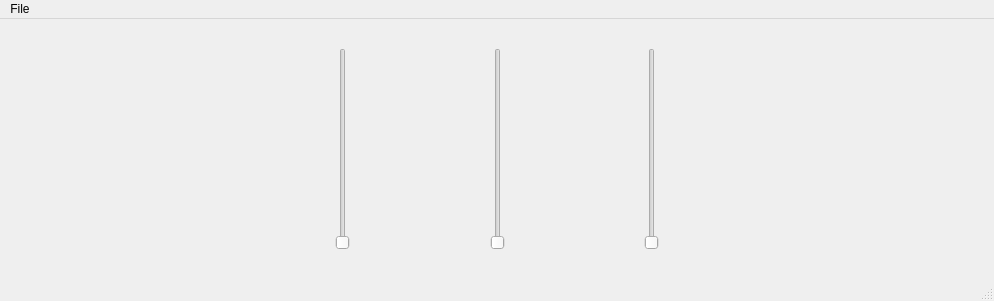
Above: ui_files/main-window.ui from abeshahsan/Tune-it before the change. Below: the same form after it.
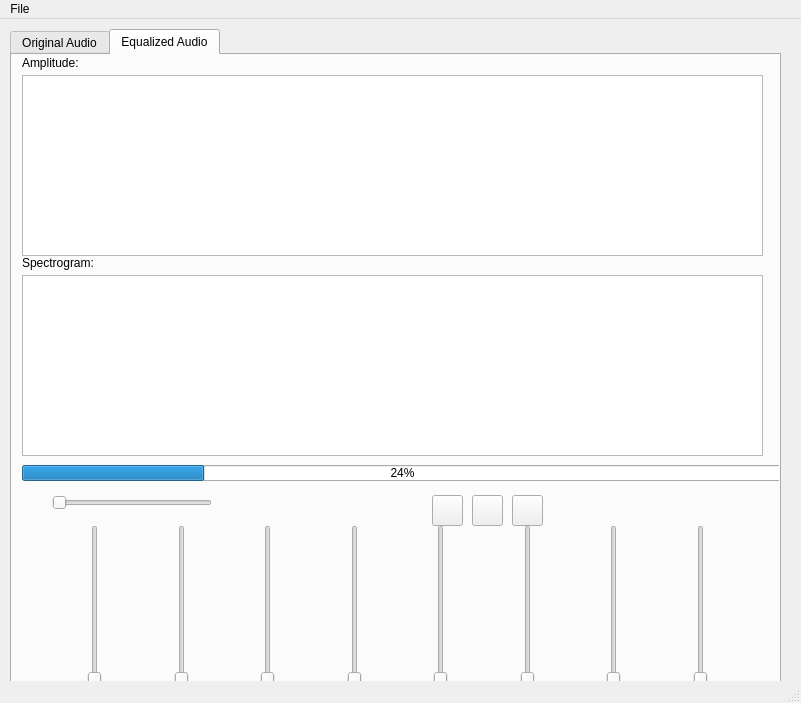
That is the form after the change. The open tabs and pages were chosen to show the change. Icons and pictures are not drawn. Custom widgets are drawn as their Qt base class.

What changed in the file:
```diff
--- a/ui_files/main-window.ui
+++ b/ui_files/main-window.ui
@@ -6,162 +6,691 @@
    <rect>
     <x>0</x>
     <y>0</y>
-    <width>994</width>
-    <height>301</height>
+    <width>801</width>
+    <height>703</height>
    </rect>
   </property>
-  <property name="sizePolicy">
-   <sizepolicy hsizetype="Expanding" vsizetype="Expanding">
-    <horstretch>0</horstretch>
-    <verstretch>0</verstretch>
-   </sizepolicy>
-  </property>
   <property name="windowTitle">
    <string>MainWindow</string>
   </property>
-  <widget class="QWidget" name="central_widget">
-   <property name="sizePolicy">
-    <sizepolicy hsizetype="Expanding" vsizetype="Expanding">
-     <horstretch>1</horstretch>
-     <verstretch>1</verstretch>
-    </sizepolicy>
-   </property>
-   <property name="minimumSize">
-    <size>
-     <width>300</width>
-     <height>250</height>
-    </size>
-   </property>
-   <layout class="QGridLayout" name="gridLayout">
-    <item row="0" column="1">
-     <layout class="QVBoxLayout" name="main_container" stretch="1">
-      <property name="spacing">
-       <number>0</number>
+  <widget class="QWidget" name="centralwidget">
+   <widget class="QTabWidget" name="TabWidget">
+    <property name="geometry">
+     <rect>
+      <x>10</x>
+      <y>10</y>
+      <width>771</width>
+      <height>671</height>
+     </rect>
+    </property>
+    <property name="currentIndex">
+     <number>0</number>
+    </property>
+    <widget class="QWidget" name="InputAudio">
+     <attribute name="title">
+      <string>Original Audio</string>
+     </attribute>
+     <widget class="QFrame" name="InputAudioFrame">
+      <property name="geometry">
+       <rect>
+        <x>10</x>
+        <y>460</y>
+        <width>733</width>
+        <height>161</height>
+       </rect>
       </property>
-      <property name="sizeConstraint">
-       <enum>QLayout::SetNoConstraint</enum>
+      <property name="frameShape">
+       <enum>QFrame::StyledPanel</enum>
       </property>
-      <property name="leftMargin">
-       <number>1</number>
+      <property name="frameShadow">
+       <enum>QFrame::Raised</enum>
       </property>
-      <property name="topMargin">
-       <number>20</number>
+      <widget class="QLabel" name="InputAudioTitleLabel">
+       <property name="geometry">
+        <rect>
+         <x>190</x>
+         <y>30</y>
+         <width>49</width>
+         <height>16</height>
+        </rect>
+       </property>
+       <property name="text">
+        <string>Title:</string>
+       </property>
+      </widget>
+      <widget class="QLabel" name="InputAudioFileName">
+       <property name="geometry">
+        <rect>
+         <x>270</x>
+         <y>30</y>
+         <width>441</width>
+         <height>16</height>
+        </rect>
+       </property>
+       <property name="text">
+        <string>AudioFile.mp3</string>
+       </property>
+      </widget>
+      <widget class="QLabel" name="InputAudioFilePathLabel">
+       <property name="geometry">
+        <rect>
+         <x>190</x>
+         <y>50</y>
+         <width>49</width>
+         <height>16</height>
+        </rect>
+       </property>
+       <property name="text">
+        <string>Location:</string>
+       </property>
+      </widget>
+      <widget class="QLabel" name="InputAudioFilePath">
+       <property name="geometry">
+        <rect>
+         <x>270</x>
+         <y>50</y>
+         <width>441</width>
+         <height>16</height>
+        </rect>
+       </property>
+       <property name="text">
+        <string>File/path//tomusic//audiofile</string>
+       </property>
+      </widget>
+      <widget class="QLabel" name="InputAudioDuration">
+       <property name="geometry">
+        <rect>
+         <x>270</x>
+         <y>70</y>
+         <width>441</width>
+         <height>16</height>
+        </rect>
+       </property>
+       <property name="text">
+        <string>! min 33 seconds</string>
+       </property>
+      </widget>
+      <widget class="QLabel" name="InputAudioDurationLabel">
+       <property name="geometry">
+        <rect>
+         <x>190</x>
+         <y>70</y>
+         <width>49</width>
+         <height>16</height>
+        </rect>
+       </property>
+       <property name="text">
+        <string>Duration</string>
+       </property>
+      </widget>
+      <widget class="QGraphicsView" name="InputAudioBg">
+       <property name="geometry">
+        <rect>
+         <x>10</x>
+         <y>20</y>
+         <width>151</width>
+         <height>131</height>
+        </rect>
+       </property>
+      </widget>
+     </widget>
+     <widget class="QPushButton" name="InputAudioStop">
+      <property name="geometry">
+       <rect>
+        <x>540</x>
+        <y>440</y>
+        <width>31</width>
+        <height>31</height>
+       </rect>
       </property>
-      <property name="rightMargin">
-       <number>1</number>
+      <property name="text">
+       <string/>
       </property>
-      <property name="bottomMargin">
-       <number>20</number>
+      <property name="icon">
+       <iconset>
+        <normaloff>assets/audio-stop.svg</normaloff>assets/audio-stop.svg</iconset>
       </property>
-      <item>
-       <layout class="QHBoxLayout" name="equalizer_container" stretch="0,0,0,0,0">
-        <property name="sizeConstraint">
-         <enum>QLayout::SetDefaultConstraint</enum>
-        </property>
-        <item>
-         <widget class="QSlider" name="verticalSlider_3">
-          <property name="sizePolicy">
-           <sizepolicy hsizetype="Fixed" vsizetype="Preferred">
-            <horstretch>0</horstretch>
-            <verstretch>0</verstretch>
-           </sizepolicy>
-          </property>
-          <property name="orientation">
-           <enum>Qt::Vertical</enum>
-          </property>
-         </widget>
-        </item>
-        <item>
-         <spacer name="horizontalSpacer_3">
-          <property name="orientation">
-           <enum>Qt::Horizontal</enum>
-          </property>
-          <property name="sizeHint" stdset="0">
-           <size>
-            <width>40</width>
-            <height>20</height>
-           </size>
-          </property>
-         </spacer>
-        </item>
-        <item>
-         <widget class="QSlider" name="verticalSlider_2">
-          <property name="sizePolicy">
-           <sizepolicy hsizetype="Fixed" vsizetype="Preferred">
-            <horstretch>0</horstretch>
-            <verstretch>0</verstretch>
-           </sizepolicy>
-          </property>
-          <property name="orientation">
-           <enum>Qt::Vertical</enum>
-          </property>
-         </widget>
-        </item>
-        <item>
-         <spacer name="horizontalSpacer_4">
-          <property name="orientation">
-           <enum>Qt::Horizontal</enum>
-          </property>
-          <property name="sizeHint" stdset="0">
-           <size>
-            <width>40</width>
-            <height>20</height>
-           </size>
-          </property>
-         </spacer>
-        </item>
-        <item>
-         <widget class="QSlider" name="verticalSlider">
-          <property name="sizePolicy">
-           <sizepolicy hsizetype="Fixed" vsizetype="Preferred">
-            <horstretch>0</horstretch>
-            <verstretch>0</verstretch>
-           </sizepolicy>
-          </property>
-          <property name="orientation">
-           <enum>Qt::Vertical</enum>
-          </property>
-         </widget>
-        </item>
-       </layout>
-      </item>
-     </layout>
-    </item>
-    <item row="0" column="2">
-     <spacer name="horizontalSpacer_2">
+      <property name="iconSize">
+       <size>
+        <width>25</width>
+        <height>25</height>
+       </size>
+      </property>
+     </widget>
+     <widget class="CustomWidget" name="InputAudioAmplitude">
+      <property name="geometry">
+       <rect>
+        <x>10</x>
+        <y>20</y>
+        <width>741</width>
+        <height>181</height>
+       </rect>
+      </property>
+     </widget>
+     <widget class="QLabel" name="InputAudioMin">
+      <property name="geometry">
+       <rect>
+        <x>20</x>
+        <y>440</y>
+        <width>21</width>
+        <height>31</height>
+       </rect>
+      </property>
+      <property name="text">
+       <string/>
+      </property>
+      <property name="pixmap">
+       <pixmap>assets/noun-mute.svg</pixmap>
+      </property>
+      <property name="scaledContents">
+       <bool>true</bool>
+      </property>
+     </widget>
+     <widget class="QSlider" name="InputAudioVolumeSlider">
+      <property name="geometry">
+       <rect>
+        <x>40</x>
+        <y>440</y>
+        <width>160</width>
+        <height>16</height>
+       </rect>
+      </property>
       <property name="orientation">
        <enum>Qt::Horizontal</enum>
       </property>
-      <property name="sizeHint" stdset="0">
+     </widget>
+     <widget class="QLabel" name="InputAudioAmplitudeLabel">
+      <property name="geometry">
+       <rect>
+        <x>10</x>
+        <y>0</y>
+        <width>71</width>
+        <height>16</height>
+       </rect>
+      </property>
+      <property name="text">
+       <string>Amplitude:</string>
+      </property>
+     </widget>
+     <widget class="QPushButton" name="InputAudioPlay">
+      <property name="geometry">
+       <rect>
+        <x>460</x>
+        <y>440</y>
+        <width>31</width>
+        <height>31</height>
+       </rect>
+      </property>
+      <property name="text">
+       <string/>
+      </property>
+      <property name="icon">
+       <iconset>
+        <normaloff>assets/audio play.svg</normaloff>assets/audio play.svg</iconset>
+      </property>
+      <property name="iconSize">
        <size>
-        <width>40</width>
-        <height>20</height>
+        <width>25</width>
+        <height>25</height>
        </size>
       </property>
-     </spacer>
-    </item>
-    <item row="0" column="0">
-     <spacer name="horizontalSpacer">
+     </widget>
+     <widget class="QPushButton" name="InputAudioPause">
+      <property name="geometry">
+       <rect>
+        <x>500</x>
+        <y>440</y>
+        <width>31</width>
+        <height>31</height>
+       </rect>
+      </property>
+      <property name="text">
+       <string/>
+      </property>
+      <property name="icon">
+       <iconset>
+        <normaloff>assets/audio pause.svg</normaloff>assets/audio pause.svg</iconset>
+      </property>
+      <property name="iconSize">
+       <size>
+        <width>25</width>
+        <height>25</height>
+       </size>
+      </property>
+     </widget>
+     <widget class="QProgressBar" name="InputAudioProgress">
+      <property name="geometry">
+       <rect>
+        <x>10</x>
+        <y>410</y>
+        <width>761</width>
+        <height>16</height>
+       </rect>
+      </property>
+      <property name="value">
+       <number>24</number>
+      </property>
+     </widget>
+     <widget class="QGraphicsView" name="InputAudioSpectrogram">
+      <property name="geometry">
+       <rect>
+        <x>10</x>
+        <y>220</y>
+        <width>741</width>
+        <height>181</height>
+       </rect>
+      </property>
+     </widget>
+     <widget class="QLabel" name="InputAudioSpectrogramLabel">
+      <property name="geometry">
+       <rect>
+        <x>10</x>
+        <y>200</y>
+        <width>71</width>
+        <height>16</height>
+       </rect>
+      </property>
+      <property name="text">
+       <string>Spectrogram:</string>
+      </property>
+     </widget>
+     <widget class="QLabel" name="InputAudioMax">
+      <property name="geometry">
+       <rect>
+        <x>210</x>
+        <y>440</y>
+        <width>21</width>
+        <height>31</height>
+       </rect>
+      </property>
+      <property name="text">
+       <string/>
+      </property>
+      <property name="pixmap">
+       <pixmap>assets/audio-max.svg</pixmap>
+      </property>
+      <property name="scaledContents">
+       <bool>true</bool>
+      </property>
+     </widget>
+    </widget>
+    <widget class="QWidget" name="OutputAudio">
+     <attribute name="title">
+      <string>Equalized Audio</string>
+     </attribute>
+     <widget class="QPushButton" name="OutputAudioPlay">
+      <property name="geometry">
+       <rect>
+        <x>420</x>
+        <y>440</y>
+        <width>31</width>
+        <height>31</height>
+       </rect>
+      </property>
+      <property name="text">
+       <string/>
+      </property>
+      <property name="icon">
+       <iconset>
+        <normaloff>assets/audio play.svg</normaloff>assets/audio play.svg</iconset>
+      </property>
+      <property name="iconSize">
+       <size>
+        <width>25</width>
+        <height>25</height>
+       </size>
+      </property>
+     </widget>
+     <widget class="QGraphicsView" name="OutputAudioSpectrogram">
+      <property name="geometry">
+       <rect>
+        <x>10</x>
+        <y>220</y>
+        <width>741</width>
+        <height>181</height>
+       </rect>
+      </property>
+     </widget>
+     <widget class="QLabel" name="OutputAudioMin">
+      <property name="geometry">
+       <rect>
+        <x>20</x>
+        <y>440</y>
+        <width>21</width>
+        <height>31</height>
+       </rect>
+      </property>
+      <property name="text">
+       <string/>
+      </property>
+      <property name="pixmap">
+       <pixmap>assets/noun-mute.svg</pixmap>
+      </property>
+      <property name="scaledContents">
+       <bool>true</bool>
+      </property>
+     </widget>
+     <widget class="QWidget" name="OutputAudioSliderWidget" native="true">
+      <property name="geometry">
+       <rect>
+        <x>10</x>
+        <y>470</y>
+        <width>751</width>
+        <height>161</height>
+       </rect>
+      </property>
+      <layout class="QHBoxLayout" name="horizontalLayout_3">
+       <item>
+        <spacer name="horizontalSpacer1">
+         <property name="orientation">
+          <enum>Qt::Horizontal</enum>
+         </property>
+         <property name="sizeHint" stdset="0">
+          <size>
+           <width>40</width>
+           <height>20</height>
+          </size>
+         </property>
+        </spacer>
+       </item>
+       <item>
+        <widget class="QSlider" name="OuputAudioFilterSlider1">
+         <property name="orientation">
+          <enum>Qt::Vertical</enum>
+         </property>
+        </widget>
+       </item>
+       <item>
+        <spacer name="horizontalSpacer2">
+         <property name="orientation">
+          <enum>Qt::Horizontal</enum>
+         </property>
+         <property name="sizeHint" stdset="0">
+          <size>
+           <width>40</width>
+           <height>20</height>
+          </size>
+         </property>
+        </spacer>
+       </item>
+       <item>
+        <widget class="QSlider" name="OuputAudioFilterSlider2">
+         <property name="orientation">
+          <enum>Qt::Vertical</enum>
+         </property>
+        </widget>
+       </item>
+       <item>
+        <spacer name="horizontalSpacer3">
+         <property name="orientation">
+          <enum>Qt::Horizontal</enum>
+         </property>
+         <property name="sizeHint" stdset="0">
+          <size>
+           <width>40</width>
+           <height>20</height>
+          </size>
+         </property>
+        </spacer>
+       </item>
+       <item>
+        <widget class="QSlider" name="OuputAudioFilterSlider3">
+         <property name="orientation">
+          <enum>Qt::Vertical</enum>
+         </property>
+        </widget>
+       </item>
+       <item>
+        <spacer name="horizontalSpacer4">
+         <property name="orientation">
+          <enum>Qt::Horizontal</enum>
+         </property>
+         <property name="sizeHint" stdset="0">
+          <size>
+           <width>40</width>
+           <height>20</height>
+          </size>
+         </property>
+        </spacer>
+       </item>
+       <item>
+        <widget class="QSlider" name="OuputAudioFilterSlider4">
+         <property name="orientation">
+          <enum>Qt::Vertical</enum>
+         </property>
+        </widget>
+       </item>
+       <item>
+        <spacer name="horizontalSpacer5">
+         <property name="orientation">
+          <enum>Qt::Horizontal</enum>
+         </property>
+         <property name="sizeHint" stdset="0">
+          <size>
+           <width>40</width>
+           <height>20</height>
+          </size>
+         </property>
+        </spacer>
+       </item>
+       <item>
+        <widget class="QSlider" name="OuputAudioFilterSlider5">
+         <property name="orientation">
+          <enum>Qt::Vertical</enum>
+         </property>
+        </widget>
+       </item>
+       <item>
+        <spacer name="horizontalSpacer6">
+         <property name="orientation">
+          <enum>Qt::Horizontal</enum>
+         </property>
+         <property name="sizeHint" stdset="0">
+          <size>
+           <width>40</width>
+           <height>20</height>
+          </size>
+         </property>
+        </spacer>
+       </item>
+       <item>
+        <widget class="QSlider" name="OuputAudioFilterSlider6">
+         <property name="orientation">
+          <enum>Qt::Vertical</enum>
+         </property>
+        </widget>
+       </item>
+       <item>
+        <spacer name="horizontalSpacer7">
+         <property name="orientation">
+          <enum>Qt::Horizontal</enum>
+         </property>
+         <property name="sizeHint" stdset="0">
+          <size>
+           <width>40</width>
+           <height>20</height>
+          </size>
+         </property>
+        </spacer>
+       </item>
+       <item>
+        <widget class="QSlider" name="OuputAudioFilterSlider7">
+         <property name="orientation">
+          <enum>Qt::Vertical</enum>
+         </property>
+        </widget>
+       </item>
+       <item>
+        <spacer name="horizontalSpacer8">
+         <property name="orientation">
+          <enum>Qt::Horizontal</enum>
+         </property>
+         <property name="sizeHint" stdset="0">
+          <size>
+           <width>40</width>
+           <height>20</height>
+          </size>
+         </property>
+        </spacer>
+       </item>
+       <item>
+        <widget class="QSlider" name="OuputAudioFilterSlider8">
+         <property name="orientation">
+          <enum>Qt::Vertical</enum>
+         </property>
+        </widget>
+       </item>
+       <item>
+        <spacer name="horizontalSpacer9">
+         <property name="orientation">
+          <enum>Qt::Horizontal</enum>
+         </property>
+         <property name="sizeHint" stdset="0">
+          <size>
+           <width>40</width>
+           <height>20</height>
+          </size>
+         </property>
+        </spacer>
+       </item>
+      </layout>
+     </widget>
+     <widget class="QLabel" name="OutputAudioMax">
+      <property name="geometry">
+       <rect>
+        <x>210</x>
+        <y>440</y>
+        <width>21</width>
+        <height>31</height>
+       </rect>
+      </property>
+      <property name="text">
+       <string/>
+      </property>
+      <property name="pixmap">
+       <pixmap>assets/audio-max.svg</pixmap>
+      </property>
+      <property name="scaledContents">
+       <bool>true</bool>
+      </property>
+     </widget>
+     <widget class="QSlider" name="OutputAudioVolumeSlider">
+      <property name="geometry">
+       <rect>
+        <x>40</x>
+        <y>440</y>
+        <width>160</width>
+        <height>16</height>
+       </rect>
+      </property>
       <property name="orientation">
        <enum>Qt::Horizontal</enum>
       </property>
-      <property name="sizeHint" stdset="0">
+     </widget>
+     <widget class="QLabel" name="OutputAudioSpectrogramLabel">
+      <property name="geometry">
+       <rect>
+        <x>10</x>
+        <y>200</y>
+        <width>71</width>
+        <height>16</height>
+       </rect>
+      </property>
+      <property name="text">
+       <string>Spectrogram:</string>
+      </property>
+     </widget>
+     <widget class="QProgressBar" name="OutputAudioProgress">
+      <property name="geometry">
+       <rect>
+        <x>10</x>
+        <y>410</y>
+        <width>761</width>
+        <height>16</height>
+       </rect>
+      </property>
+      <property name="value">
+       <number>24</number>
+      </property>
+     </widget>
+     <widget class="QPushButton" name="OutputAudioStop">
+      <property name="geometry">
+       <rect>
+        <x>500</x>
+        <y>440</y>
+        <width>31</width>
+        <height>31</height>
+       </rect>
+      </property>
+      <property name="text">
+       <string/>
+      </property>
+      <property name="icon">
+       <iconset>
+        <normaloff>assets/audio-stop.svg</normaloff>assets/audio-stop.svg</iconset>
+      </property>
+      <property name="iconSize">
        <size>
         <width>25</width>
-        <height>20</height>
+        <height>25</height>
        </size>
       </property>
-     </spacer>
-    </item>
-   
-   </layout>
+     </widget>
+     <widget class="QPushButton" name="OutputAudioPause">
+      <property name="geometry">
+       <rect>
+        <x>460</x>
+        <y>440</y>
+        <width>31</width>
+        <height>31</height>
+       </rect>
+      </property>
+      <property name="text">
+       <string/>
+      </property>
+      <property name="icon">
+       <iconset>
+        <normaloff>assets/audio pause.svg</normaloff>assets/audio pause.svg</iconset>
+      </property>
+      <property name="iconSize">
+       <size>
+        <width>25</width>
+        <height>25</height>
+       </size>
+      </property>
+     </widget>
+     <widget class="QGraphicsView" name="OutputAmplitude">
+      <property name="geometry">
+       <rect>
+        <x>10</x>
+        <y>20</y>
+        <width>741</width>
+        <height>181</height>
+       </rect>
+      </property>
+     </widget>
+     <widget class="QLabel" name="OutputAudioAmplitude">
+      <property name="geometry">
+       <rect>
+        <x>10</x>
+        <y>0</y>
+        <width>71</width>
+        <height>16</height>
+       </rect>
+      </property>
+      <property name="text">
+       <string>Amplitude:</string>
+      </property>
+     </widget>
+    </widget>
+   </widget>
   </widget>
   <widget class="QMenuBar" name="menu_bar">
    <property name="geometry">
     <rect>
      <x>0</x>
      <y>0</y>
-     <width>994</width>
+     <width>801</width>
      <height>26</height>
     </rect>
    </property>
@@ -210,6 +739,13 @@
    </property>
   </action>
  </widget>
+ <customwidgets>
+  <customwidget>
+   <class>CustomWidget</class>
+   <extends>QGraphicsView</extends>
+   <header>Plotter.h</header>
+  </customwidget>
+ </customwidgets>
  <resources/>
  <connections/>
 </ui>
```
Left out of the diff: 35 changed lines with no effect on the pictures.
